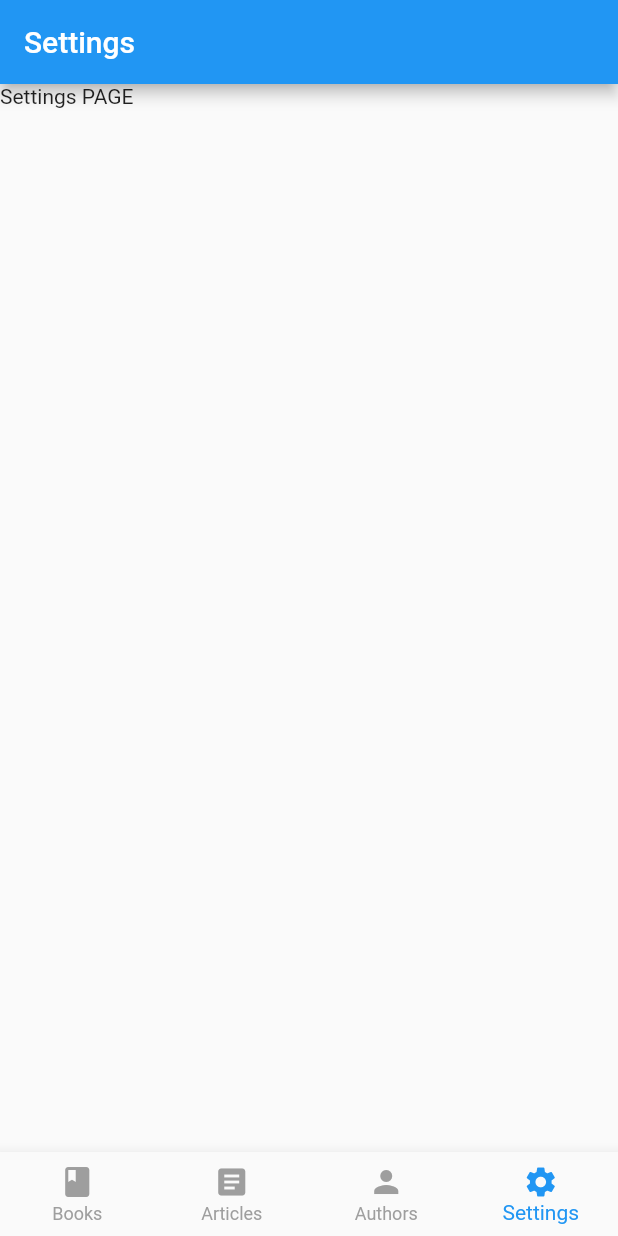
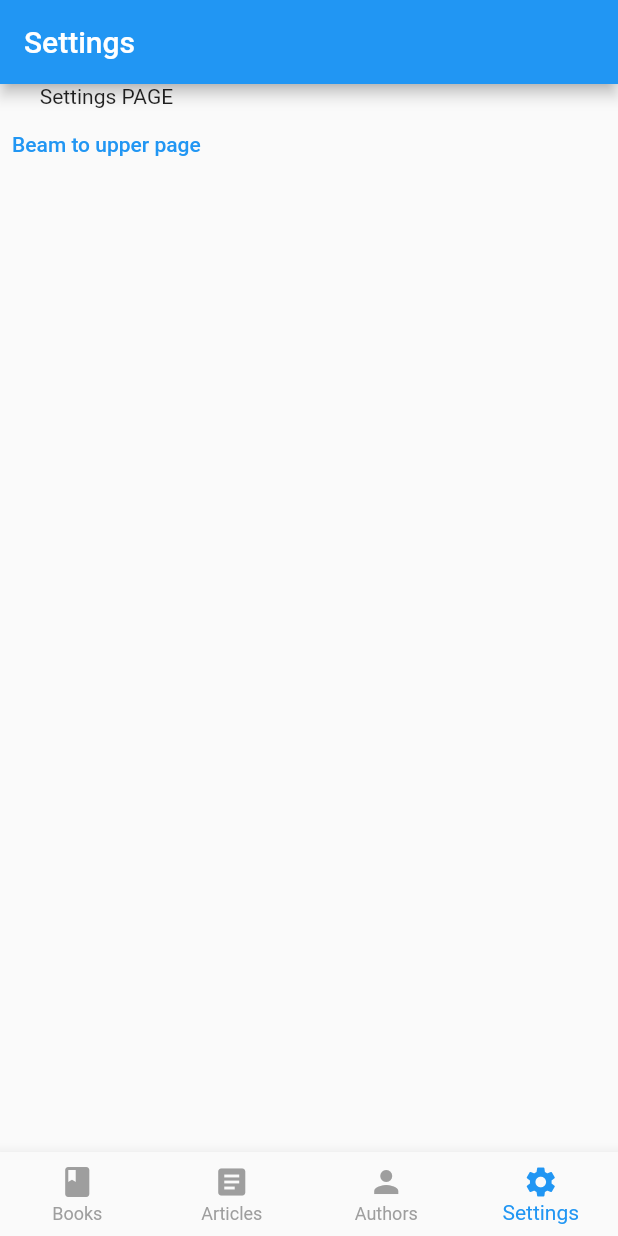
Before and after one commit to tstarasinic/beamer-test-app, a Flutter app: the screen it shows after launch, item 4 of the bottom bar chosen, on a phone screen of 412 x 824 dp. Run offline on Flutter 3.47's test engine with Material 2 defaults, Android fonts, the phone set to English and light mode, and no system bars; our stand-ins replace beamer.

Commit message:
implement requirements (roughly)

```diff
--- a/lib/author_details_screen.dart
+++ b/lib/author_details_screen.dart
@@ -25,7 +25,7 @@ class AuthorDetailsScreen extends StatelessWidget {
                 if (int.parse(author['id']!) < 4) {
                   Beamer.of(context).beamToNamed('/books/${author['id']!}');
                 } else {
-                  Beamer.of(context).beamToNamed('/article/${author['id']!}');
+                  Beamer.of(context).beamToNamed('/articles/${author['id']!}');
                 }
               },
               child: Text('To Book:${author['title']!}'),
--- /dev/null
+++ b/lib/beam_locations.dart
@@ -0,0 +1,173 @@
+import 'package:beamer/beamer.dart';
+import 'package:flutter/material.dart';
+import 'package:test_navigation_new/author_details_screen.dart';
+import 'package:test_navigation_new/authors_screen.dart';
+import 'package:test_navigation_new/home_screen.dart';
+import 'package:test_navigation_new/settings_screen.dart';
+import 'package:test_navigation_new/upper_screen.dart';
+
+import 'articles_details_screen.dart';
+import 'articles_screen.dart';
+import 'book_details_screen.dart';
+import 'book_screen.dart';
+
+class OuterBeamLocation extends BeamLocation<BeamState> {
+  @override
+  List<Pattern> get pathPatterns => ['*'];
+
+  @override
+  List<BeamPage> buildPages(BuildContext context, BeamState state) {
+    final hasUpper = state.pathPatternSegments.contains('upper');
+    final homeKeyString = hasUpper && history.length > 1
+        ? history[history.length - 2].routeInformation.location
+        : state.routeInformation.location;
+    return [
+      BeamPage(
+        key: ValueKey(homeKeyString),
+        child: const HomeScreen(),
+      ),
+      if (state.pathPatternSegments.contains('upper'))
+        BeamPage(
+          key: const ValueKey('upper'),
+          child: const UpperScreen(),
+          onPopPage: (context, delegate, state, page) {
+            {
+              if (delegate.currentBeamLocation.history.length > 1) {
+                return BeamPage.routePop(context, delegate, state, page);
+              }
+              delegate.update(
+                configuration: const RouteInformation(location: '/books'),
+                rebuild: false,
+              );
+              return true;
+            }
+          },
+        ),
+    ];
+  }
+}
+
+class InnerBeamLocation extends BeamLocation<BeamState> {
+  InnerBeamLocation(this.home);
+
+  final String home;
+
+  static const String booksPath = '/books';
+  static const String articlesPath = '/articles';
+  static const String authorsPath = '/authors';
+  static const String settingsPath = '/settings';
+  static const String bookDetailsPath = '/books/:bookId';
+  static const String articlesDetailsPath = '/articles/:articleId';
+  static const String authorsDetailsPath = '/authors/:authorId';
+
+  @override
+  List<Pattern> get pathPatterns => [
+        home,
+        bookDetailsPath,
+        articlesDetailsPath,
+        authorsDetailsPath,
+      ];
+
+  void updateToHome() => update(null, RouteInformation(location: home));
+
+  @override
+  List<BeamPage> buildPages(BuildContext context, BeamState state) {
+    final bookId = state.pathParameters['bookId'];
+    final articleId = state.pathParameters['articleId'];
+    final authorId = state.pathParameters['authorId'];
+    return [
+      _homePage,
+      if (bookId != null)
+        BeamPage(
+          key: ValueKey('book-$bookId'),
+          title: books.firstWhere((book) => book['id'] == bookId)['title'],
+          child: BookDetailsScreen(
+            book: books.firstWhere((book) => book['id'] == bookId),
+          ),
+          onPopPage: _onPopPage,
+        ),
+      if (articleId != null)
+        BeamPage(
+          key: ValueKey('articles-$articleId'),
+          title: articles
+              .firstWhere((article) => article['id'] == articleId)['title'],
+          child: ArticleDetailsScreen(
+            article:
+                articles.firstWhere((article) => article['id'] == articleId),
+          ),
+          onPopPage: _onPopPage,
+        ),
+      if (authorId != null)
+        BeamPage(
+          key: ValueKey('author-$authorId'),
+          title: authors
+              .firstWhere((author) => author['id'] == authorId)['author'],
+          child: AuthorDetailsScreen(
+            author: authors.firstWhere((author) => author['id'] == authorId),
+          ),
+          onPopPage: _onPopPage,
+        ),
+    ];
+  }
+
+  BeamPage get _homePage {
+    switch (home) {
+      case booksPath:
+        return const BeamPage(
+          key: ValueKey('books'),
+          title: 'Books',
+          child: BooksScreen(),
+        );
+
+      case articlesPath:
+        return const BeamPage(
+          key: ValueKey('articles'),
+          title: 'Articles',
+          child: ArticlesScreen(),
+        );
+
+      case authorsPath:
+        return const BeamPage(
+          key: ValueKey('authors'),
+          title: 'Authors',
+          child: AuthorsScreen(),
+        );
+
+      case settingsPath:
+        return const BeamPage(
+          key: ValueKey('settings'),
+          title: 'Settings',
+          child: SettingsScreen(),
+        );
+
+      default:
+        return const BeamPage(
+          key: ValueKey('books'),
+          title: 'Books',
+          type: BeamPageType.noTransition,
+          child: BooksScreen(),
+        );
+    }
+  }
+
+  bool _onPopPage(
+    BuildContext context,
+    BeamerDelegate delegate,
+    RouteInformationSerializable state,
+    BeamPage page,
+  ) {
+    if (delegate.currentBeamLocation.history.length > 1) {
+      delegate.update(
+        beamParameters: const BeamParameters(
+            transitionDelegate: ReverseTransitionDelegate()),
+        rebuild: false,
+      );
+      return BeamPage.routePop(context, delegate, state, page);
+    }
+    delegate.update(
+      configuration: RouteInformation(location: home),
+      rebuild: false,
+    );
+    return true;
+  }
+}
--- a/lib/bottom_navigation_bar_widget.dart
+++ /dev/null
@@ -1,68 +0,0 @@
-import 'package:beamer/beamer.dart';
-import 'package:flutter/material.dart';
-
-import 'beamer_locations.dart';
-
-class BottomNavigationBarWidget extends StatefulWidget {
-  const BottomNavigationBarWidget({Key? key, required this.beamerKey}) : super(key: key);
-
-  final GlobalKey<BeamerState> beamerKey;
-
-  @override
-  _BottomNavigationBarWidgetState createState() => _BottomNavigationBarWidgetState();
-}
-
-class _BottomNavigationBarWidgetState extends State<BottomNavigationBarWidget> {
-  late BeamerDelegate _beamerDelegate;
-  int _currentIndex = 0;
-
-  void _setStateListener() => setState(() {});
-
-  @override
-  void initState() {
-    super.initState();
-    _beamerDelegate = widget.beamerKey.currentState!.routerDelegate;
-    _beamerDelegate.addListener(_setStateListener);
-  }
-
-  void updateIndex(index) {
-    setState(() {
-      _currentIndex = index;
-    });
-  }
-
-  @override
-  Widget build(BuildContext context) {
-    // _currentIndex = 0;
-
-    return BottomNavigationBar(
-      selectedItemColor: Colors.blue,
-      unselectedItemColor: Colors.grey,
-      currentIndex: _currentIndex,
-      showUnselectedLabels: true,
-      type: BottomNavigationBarType.fixed,
-      items: const [
-        BottomNavigationBarItem(
-          label: 'Books',
-          icon: Icon(Icons.book),
-        ),
-        BottomNavigationBarItem(label: 'Articles', icon: Icon(Icons.article)),
-        BottomNavigationBarItem(label: 'Authors', icon: Icon(Icons.person)),
-        BottomNavigationBarItem(label: 'Settings', icon: Icon(Icons.settings)),
-      ],
-      onTap: (index) {
-        if (index == 0) _beamerDelegate.beamToNamed('/books');
-        if (index == 1) _beamerDelegate.beamToNamed('/articles');
-        if (index == 2) _beamerDelegate.beamToNamed('/authors');
-        if (index == 3) _beamerDelegate.beamToNamed('/settings');
-        updateIndex(index);
-      },
-    );
-  }
-
-  @override
-  void dispose() {
-    _beamerDelegate.removeListener(_setStateListener);
-    super.dispose();
-  }
-}
--- a/lib/home_screen.dart
+++ b/lib/home_screen.dart
@@ -1,25 +1,115 @@
 import 'package:beamer/beamer.dart';
 import 'package:flutter/material.dart';
 
-import 'beamer_locations.dart';
-import 'bottom_navigation_bar_widget.dart';
+import 'beam_locations.dart';
 
-class HomeScreen extends StatelessWidget {
-  HomeScreen({Key? key}) : super(key: key);
+class HomeScreen extends StatefulWidget {
+  const HomeScreen({Key? key}) : super(key: key);
 
-  final _beamerKey = GlobalKey<BeamerState>();
-  final _routerDelegate = BeamerDelegate(locationBuilder: beamerLocationBuilder);
+  @override
+  _HomeScreenState createState() => _HomeScreenState();
+}
+
+class _HomeScreenState extends State<HomeScreen> {
+  final _beamerDelegates = [
+    BeamerDelegate(
+      initialPath: InnerBeamLocation.booksPath,
+      locationBuilder: BeamerLocationBuilder(
+        beamLocations: [InnerBeamLocation(InnerBeamLocation.booksPath)],
+      ),
+    ),
+    BeamerDelegate(
+      initialPath: InnerBeamLocation.articlesPath,
+      locationBuilder: BeamerLocationBuilder(
+        beamLocations: [InnerBeamLocation(InnerBeamLocation.articlesPath)],
+      ),
+    ),
+    BeamerDelegate(
+      initialPath: InnerBeamLocation.authorsPath,
+      locationBuilder: BeamerLocationBuilder(
+        beamLocations: [InnerBeamLocation(InnerBeamLocation.authorsPath)],
+      ),
+    ),
+    BeamerDelegate(
+      initialPath: InnerBeamLocation.settingsPath,
+      locationBuilder: BeamerLocationBuilder(
+        beamLocations: [InnerBeamLocation(InnerBeamLocation.settingsPath)],
+      ),
+    ),
+  ];
+
+  late int _currentIndex;
+
+  @override
+  void didChangeDependencies() {
+    super.didChangeDependencies();
+    final beamState = Beamer.of(context).currentBeamLocation.state as BeamState;
+    _currentIndex = getCurrentIndex(beamState);
+  }
 
   @override
   Widget build(BuildContext context) {
     return Scaffold(
-      body: Beamer(
-        key: _beamerKey,
-        routerDelegate: _routerDelegate,
+      body: IndexedStack(
+        index: _currentIndex,
+        children: [
+          Beamer(routerDelegate: _beamerDelegates[0]),
+          Beamer(routerDelegate: _beamerDelegates[1]),
+          Beamer(routerDelegate: _beamerDelegates[2]),
+          Beamer(routerDelegate: _beamerDelegates[3]),
+        ],
       ),
-      bottomNavigationBar: BottomNavigationBarWidget(
-        beamerKey: _beamerKey,
+      bottomNavigationBar: BottomNavigationBar(
+        selectedItemColor: Colors.blue,
+        unselectedItemColor: Colors.grey,
+        currentIndex: _currentIndex,
+        showUnselectedLabels: true,
+        type: BottomNavigationBarType.fixed,
+        items: const [
+          BottomNavigationBarItem(
+            label: 'Books',
+            icon: Icon(Icons.book),
+          ),
+          BottomNavigationBarItem(
+            label: 'Articles',
+            icon: Icon(Icons.article),
+          ),
+          BottomNavigationBarItem(
+            label: 'Authors',
+            icon: Icon(Icons.person),
+          ),
+          BottomNavigationBarItem(
+            label: 'Settings',
+            icon: Icon(Icons.settings),
+          ),
+        ],
+        onTap: (index) {
+          if (index == _currentIndex) {
+            final beamLocation = _beamerDelegates[_currentIndex]
+                .currentBeamLocation as InnerBeamLocation;
+            beamLocation.updateToHome();
+          } else {
+            setState(() => _currentIndex = index);
+            _beamerDelegates[_currentIndex].update(rebuild: false);
+          }
+        },
       ),
     );
   }
+
+  int getCurrentIndex(BeamState beamState) {
+    final firstPathSegment = '/' + beamState.uri.pathSegments.first;
+    switch (firstPathSegment) {
+      case InnerBeamLocation.booksPath:
+        return 0;
+      case InnerBeamLocation.articlesPath:
+        return 1;
+      case InnerBeamLocation.authorsPath:
+        return 2;
+      case InnerBeamLocation.settingsPath:
+        return 3;
+      default:
+        return 0;
+    }
+  }
 }
--- a/lib/main.dart
+++ b/lib/main.dart
@@ -1,14 +1,13 @@
 import 'package:flutter/material.dart';
 import 'package:beamer/beamer.dart';
+import 'package:test_navigation_new/beam_locations.dart';
 import 'package:test_navigation_new/home_screen.dart';
 
 class MyApp extends StatelessWidget {
   final routerDelegate = BeamerDelegate(
     initialPath: '/books',
-    locationBuilder: RoutesLocationBuilder(
-      routes: {
-        '*': (context, state, data) => HomeScreen(),
-      },
+    locationBuilder: BeamerLocationBuilder(
+      beamLocations: [OuterBeamLocation()],
     ),
   );
 
--- a/lib/settings_screen.dart
+++ b/lib/settings_screen.dart
@@ -1,3 +1,4 @@
+import 'package:beamer/beamer.dart';
 import 'package:flutter/material.dart';
 
 class SettingsScreen extends StatelessWidget {
@@ -7,10 +8,18 @@ class SettingsScreen extends StatelessWidget {
   Widget build(BuildContext context) {
     return Scaffold(
       appBar: AppBar(
-        title: Text('Settings'),
+        title: const Text('Settings'),
       ),
-      body: Container(
-        child: const Text("Settings PAGE"),
+      body: Column(
+        children: [
+          const Text("Settings PAGE"),
+          TextButton(
+            onPressed: () {
+              Beamer.of(context, root: true).beamToNamed('/upper');
+            },
+            child: const Text('Beam to upper page'),
+          )
+        ],
       ),
     );
   }
--- /dev/null
+++ b/lib/upper_screen.dart
@@ -0,0 +1,15 @@
+import 'package:flutter/material.dart';
+
+class UpperScreen extends StatelessWidget {
+  const UpperScreen({Key? key}) : super(key: key);
+
+  @override
+  Widget build(BuildContext context) {
+    return Scaffold(
+      appBar: AppBar(
+        title: const Text('Upper'),
+      ),
+      body: const Text("Upper page, above everything"),
+    );
+  }
+}
```
Also changed, not shown: lib/beamer_locations.dart (deleted, +0 -111 lines).
